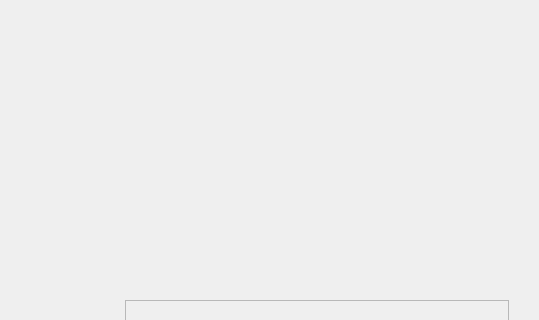
Above: GUI/game.ui from cepekLP/virtual-wordl before the change; both pictures show x 485 to 1024 and y 0 to 320 of the 1024 by 600 pixel window. Below: the same form after it.
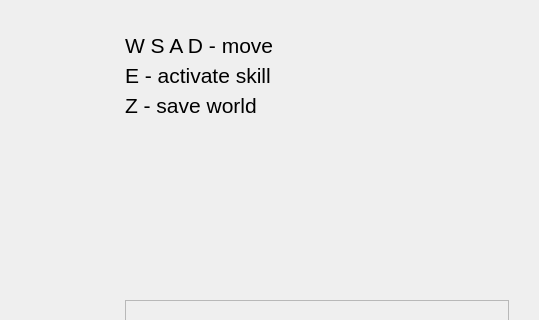
That is the form after the change.

What changed in the file:
```diff
--- a/GUI/game.ui
+++ b/GUI/game.ui
@@ -68,6 +68,60 @@
     <string>Marcin Nadarzynski 184912</string>
    </property>
   </widget>
+  <widget class="QLabel" name="label">
+   <property name="geometry">
+    <rect>
+     <x>610</x>
+     <y>30</y>
+     <width>231</width>
+     <height>30</height>
+    </rect>
+   </property>
+   <property name="font">
+    <font>
+     <pointsize>16</pointsize>
+    </font>
+   </property>
+   <property name="text">
+    <string>W S A D - move</string>
+   </property>
+  </widget>
+  <widget class="QLabel" name="label_2">
+   <property name="geometry">
+    <rect>
+     <x>610</x>
+     <y>60</y>
+     <width>231</width>
+     <height>30</height>
+    </rect>
+   </property>
+   <property name="font">
+    <font>
+     <pointsize>16</pointsize>
+    </font>
+   </property>
+   <property name="text">
+    <string>E - activate skill</string>
+   </property>
+  </widget>
+  <widget class="QLabel" name="label_3">
+   <property name="geometry">
+    <rect>
+     <x>610</x>
+     <y>90</y>
+     <width>231</width>
+     <height>30</height>
+    </rect>
+   </property>
+   <property name="font">
+    <font>
+     <pointsize>16</pointsize>
+    </font>
+   </property>
+   <property name="text">
+    <string>Z - save world</string>
+   </property>
+  </widget>
  </widget>
  <resources/>
  <connections/>
```
